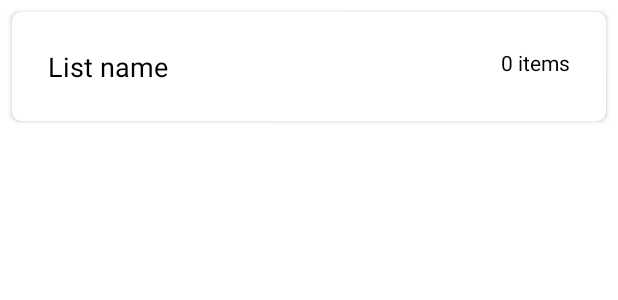
After one commit to LentySprangers/LentyLists, an Android app: the layout row_layout_lists.xml on its own in the app's theme, with its tools: preview values and no code run, on a phone screen of 412 x 824 dp. The commit adds this screen. Shown: the top 300 px of the screen. Run offline under Robolectric (Android 15) with nearby library versions, the phone set to English and light mode, and no system bars.

```diff
--- a/app/src/main/AndroidManifest.xml
+++ b/app/src/main/AndroidManifest.xml
@@ -10,6 +10,7 @@
         android:supportsRtl="true"
         android:theme="@style/Theme.LentyLists">
         <activity android:name=".AddItemPage"></activity>
+        <activity android:name=".ListsPage"></activity>
         <activity
             android:name=".ContentMain"
             android:label="@string/app_name"
--- /dev/null
+++ b/app/src/main/res/layout/row_layout_lists.xml
@@ -0,0 +1,52 @@
+<?xml version="1.0" encoding="utf-8"?>
+<LinearLayout xmlns:android="http://schemas.android.com/apk/res/android"
+    xmlns:app="http://schemas.android.com/apk/res-auto"
+    android:orientation="vertical"
+    android:layout_width="match_parent"
+    android:layout_height="wrap_content"
+
+    android:id="@+id/mainLayout_lists">
+
+    <androidx.cardview.widget.CardView
+        android:id="@+id/cardView_lists"
+        android:layout_width="match_parent"
+        android:layout_height="wrap_content"
+        android:layout_margin="8dp"
+        app:cardCornerRadius="6dp"
+        android:backgroundTint="@color/white">
+
+        <androidx.constraintlayout.widget.ConstraintLayout
+            android:layout_width="match_parent"
+            android:layout_height="wrap_content"
+            android:padding="12dp">
+
+            <TextView
+                android:id="@+id/list_name"
+                android:layout_width="200dip"
+                android:layout_height="wrap_content"
+                android:padding="12dp"
+                android:text="List name"
+                android:textColor="#000"
+                android:textSize="18sp"
+                android:singleLine="true"
+                android:ellipsize="end"
+                app:layout_constraintBottom_toBottomOf="parent"
+                app:layout_constraintStart_toStartOf="parent"
+                app:layout_constraintTop_toTopOf="parent" />
+
+            <TextView
+                android:id="@+id/number_of_items"
+                android:layout_width="wrap_content"
+                android:layout_height="wrap_content"
+                android:padding="12dp"
+                android:text="0 items"
+                android:textColor="#000"
+                android:textSize="14sp"
+                app:layout_constraintEnd_toEndOf="parent"
+                app:layout_constraintLeft_toRightOf="@+id/list_name"
+                app:layout_constraintTop_toTopOf="parent" />
+
+
+        </androidx.constraintlayout.widget.ConstraintLayout>
+    </androidx.cardview.widget.CardView>
+</LinearLayout>
```
Also changed, not shown: app/src/main/java/com/example/lentylists/AddItemPage.java (+32 -31 lines), app/src/main/java/com/example/lentylists/ContentMain.java (+10 -17 lines), app/src/main/java/com/example/lentylists/DatabaseHelper.java (+58 -27 lines), app/src/main/java/com/example/lentylists/InventoryListAdapter.java (+18 -8 lines), app/src/main/java/com/example/lentylists/Item.java (+38 -2 lines), app/src/main/java/com/example/lentylists/List.java (added, +34 -0 lines), app/src/main/java/com/example/lentylists/ListsPage.java (added, +64 -0 lines), app/src/main/res/layout/activity_add_item_page.xml (+1 -20 lines), app/src/main/res/layout/lists_page.xml (added, +42 -0 lines).
